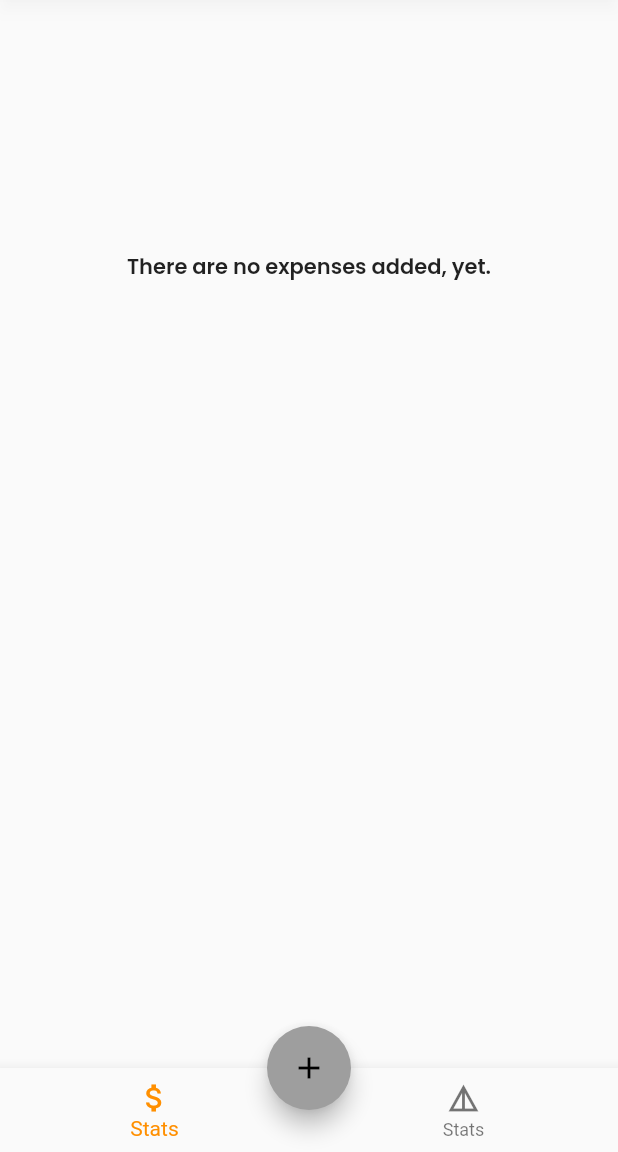
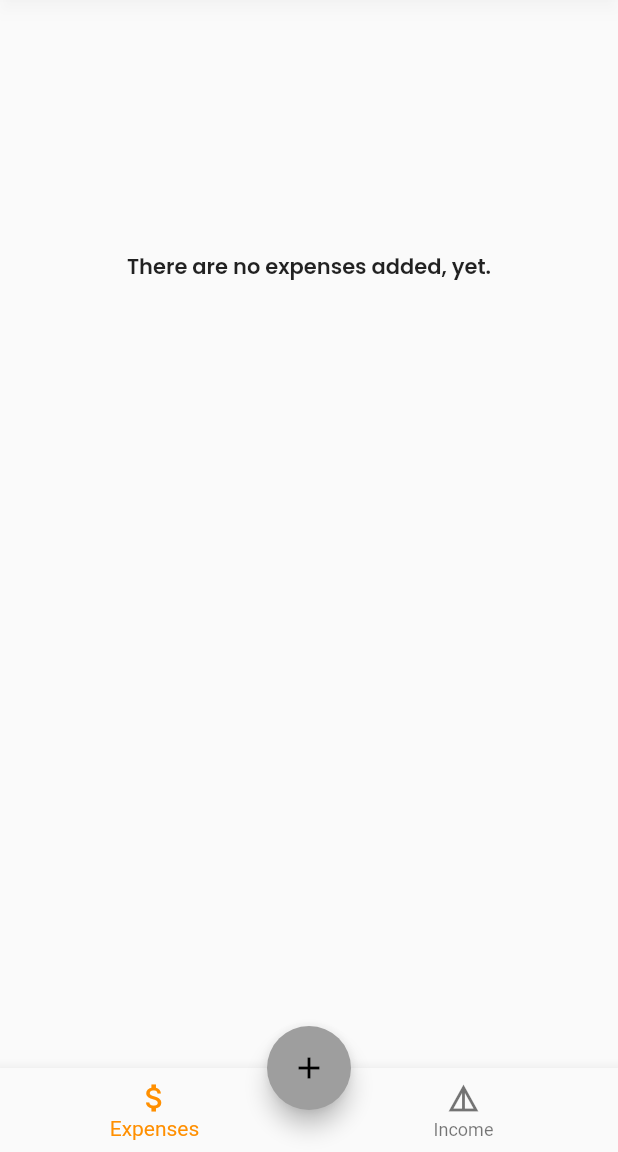
Before and after one commit to sercantor/minance, a Flutter app: the screen it shows after launch, on a phone screen of 412 x 824 dp, the part 84-1236 px from its top. Run offline on Flutter 3.47's test engine with Material 2 defaults, Android fonts, the light colour scheme and no system bars.

Commit message:
committing before charts

```diff
--- a/lib/screens/home.dart
+++ b/lib/screens/home.dart
@@ -1,12 +1,21 @@
+import 'package:minance/providers/navigation_provider.dart';
 import 'package:minance/widgets/bottom_navigation.dart';
 import 'package:minance/widgets/expense_list_view.dart';
 import 'package:minance/widgets/floating_action_add.dart';
 import 'package:flutter/material.dart';
 import 'package:minance/theme.dart';
+import 'package:minance/widgets/stat_page.dart';
+import 'package:provider/provider.dart';
 
 class HomePage extends StatelessWidget {
   @override
   Widget build(BuildContext context) {
+    final navigationProvider = Provider.of<NavigationProvider>(context);
+    final _tabs = [
+      Center(child: ExpenseListView()),
+      Center(child: StatPage()),
+    ];
+
     return Scaffold(
       appBar: AppBar(
         centerTitle: true,
@@ -20,7 +29,8 @@ class HomePage extends StatelessWidget {
       bottomNavigationBar: BottomNavigation(),
       floatingActionButtonLocation: FloatingActionButtonLocation.centerDocked,
       floatingActionButton: FloatingActionAdd(),
-      body: ExpenseListView(),
+      //TODO: this should be handled differently, clean up the mess.
+      body: _tabs[navigationProvider.selectedIndex],
     );
   }
 }
--- a/lib/widgets/bottom_navigation.dart
+++ b/lib/widgets/bottom_navigation.dart
@@ -11,11 +11,11 @@ class BottomNavigation extends StatelessWidget {
       items: <BottomNavigationBarItem>[
         BottomNavigationBarItem(
           icon: Icon(Icons.attach_money),
-          title: Text('Stats'),
+          title: Text('Expenses'),
         ),
         BottomNavigationBarItem(
           icon: Icon(Icons.details),
-          title: Text('Stats'),
+          title: Text('Income'),
         ),
       ],
       selectedItemColor: Colors.amber[800],
```
Also changed, not shown: lib/widgets/show_expense_dialog.dart (+9 -4 lines), lib/widgets/stat_page.dart (added, +17 -0 lines).
